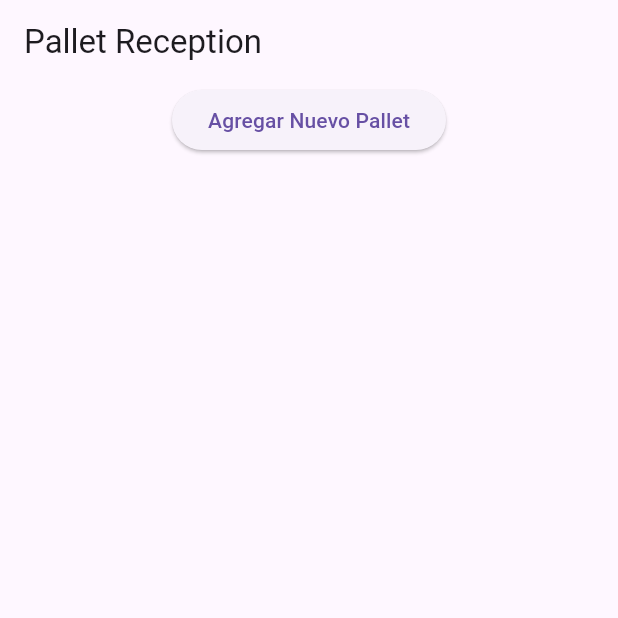
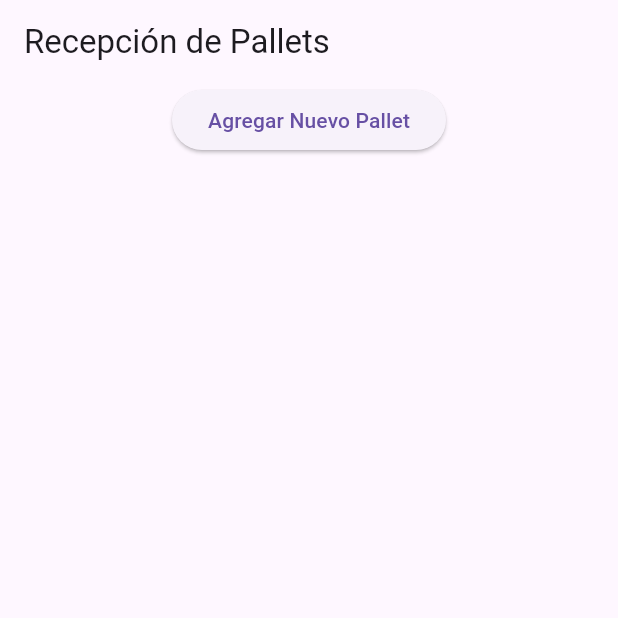
Before and after one commit to WellPlays24/pallet-reception-app, a Flutter app: the screen it shows after launch, on a phone screen of 412 x 824 dp, the top half of it. Run offline on Flutter 3.47's test engine with Material 3 defaults, Android fonts, the phone set to English and light mode, and no system bars; network calls fail.

```diff
--- a/frontend/pallet_reception_frontend/lib/main.dart
+++ b/frontend/pallet_reception_frontend/lib/main.dart
@@ -60,7 +60,7 @@ class _HomeScreenState extends State<HomeScreen> {
   Widget build(BuildContext context) {
     return Scaffold(
       appBar: AppBar(
-        title: Text('Pallet Reception'),
+        title: Text('Recepción de Pallets'),
       ),
       body: isLoading
           ? Center(child: CircularProgressIndicator()) // Spinner de carga
```
